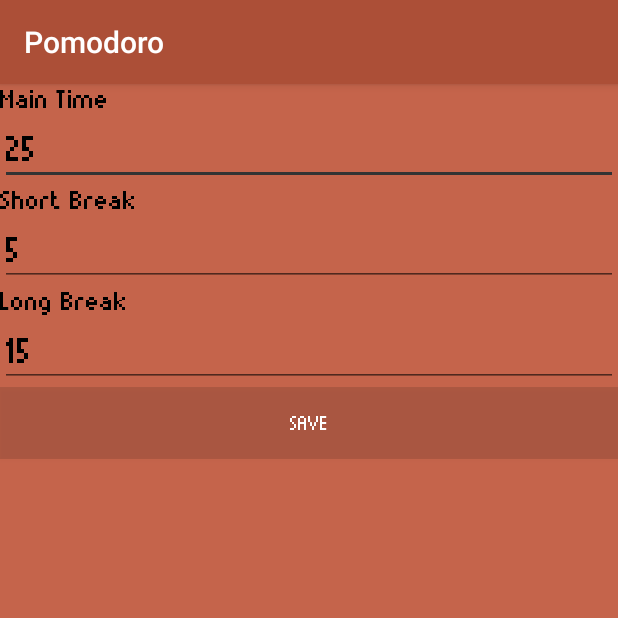
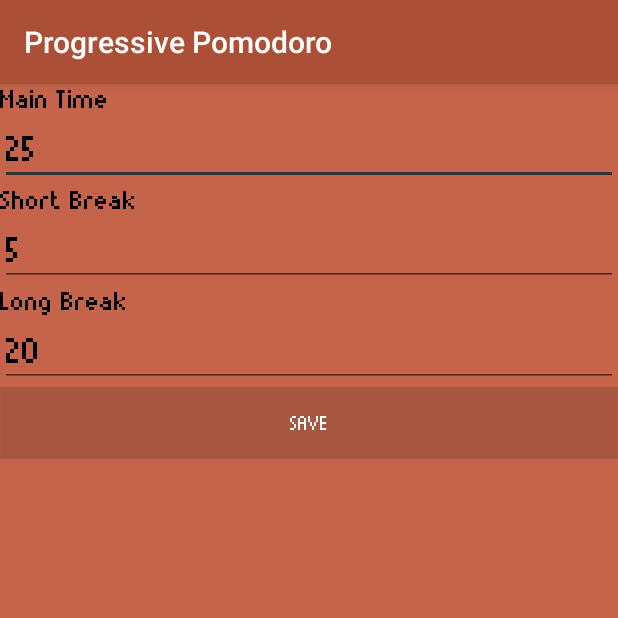
Before and after one commit to redbluex/PomodoroMaster, an Android app: the screen it shows after launch (Settings), after a tap on an icon or button, on a phone screen of 412 x 824 dp, the top half of it. Run offline under Robolectric (Android 15) with nearby library versions, the phone set to English and light mode, and no system bars; 2 other taps on this screen came first.

Commit message:
change package name

```diff
--- a/app/src/main/AndroidManifest.xml
+++ b/app/src/main/AndroidManifest.xml
@@ -1,6 +1,6 @@
 <?xml version="1.0" encoding="utf-8"?>
 <manifest xmlns:android="http://schemas.android.com/apk/res/android"
-    package="com.example.rob.pomodoro">
+    package="pl.redblue.rob.pomodoro">
 
     <application
         android:allowBackup="true"
@@ -9,14 +9,14 @@
         android:roundIcon="@mipmap/ic_launcher_round"
         android:supportsRtl="true"
         android:theme="@style/AppTheme">
-        <activity android:name=".MainActivity">
+        <activity android:name="pl.redblue.rob.pomodoro.MainActivity">
             <intent-filter>
                 <action android:name="android.intent.action.MAIN" />
 
                 <category android:name="android.intent.category.LAUNCHER" />
             </intent-filter>
         </activity>
-        <activity android:name=".Settings"></activity>
+        <activity android:name="pl.redblue.rob.pomodoro.Settings"></activity>
     </application>
 
 </manifest>
--- a/app/src/main/java/com/example/rob/pomodoro/Level.java
+++ b/app/src/main/java/pl/redblue/rob/pomodoro/Level.java
@@ -1,8 +1,7 @@
-package com.example.rob.pomodoro;
+package pl.redblue.rob.pomodoro;
 
 import android.support.v7.app.AppCompatActivity;
 import android.widget.ImageView;
-import android.widget.ProgressBar;
 
 /**
  * Created by ROB on 12/21/2017.
@@ -40,13 +39,13 @@ public class Level extends AppCompatActivity {
 
     public void changeImage(ImageView img){
         switch (level){
-            case 1: img.setImageResource(R.drawable.littlepomidorbig);
+            case 1: img.setImageResource(pl.redblue.rob.pomodoro.R.drawable.littlepomidorbig);
                 break;
-            case 2: img.setImageResource(R.drawable.midpomidorbig);
+            case 2: img.setImageResource(pl.redblue.rob.pomodoro.R.drawable.midpomidorbig);
                 break;
-            case 3: img.setImageResource(R.drawable.midpluspomidorbig);
+            case 3: img.setImageResource(pl.redblue.rob.pomodoro.R.drawable.midpluspomidorbig);
                 break;
-            case 4: img.setImageResource(R.drawable.littlepomidorbig);
+            case 4: img.setImageResource(pl.redblue.rob.pomodoro.R.drawable.littlepomidorbig);
 
         }
     }
--- a/app/src/main/java/com/example/rob/pomodoro/MainActivity.java
+++ b/app/src/main/java/pl/redblue/rob/pomodoro/MainActivity.java
@@ -1,15 +1,13 @@
-package com.example.rob.pomodoro;
+package pl.redblue.rob.pomodoro;
 
 import android.content.Context;
 import android.content.Intent;
 import android.content.SharedPreferences;
-import android.graphics.Color;
 import android.graphics.Typeface;
 import android.os.CountDownTimer;
 import android.support.v7.app.AppCompatActivity;
 import android.os.Bundle;
 import android.view.View;
-import android.widget.Button;
 import android.widget.ImageButton;
 import android.widget.ImageView;
 import android.widget.ProgressBar;
@@ -39,26 +37,26 @@ public class MainActivity extends AppCompatActivity {
     @Override
     protected void onCreate(Bundle savedInstanceState) {
         super.onCreate(savedInstanceState);
-        setContentView(R.layout.activity_main);
+        setContentView(pl.redblue.rob.pomodoro.R.layout.activity_main);
         sharedPreferences = getSharedPreferences("com.example.rob.pomodoro", Context.MODE_PRIVATE);
         editor = sharedPreferences.edit();
         level.setLevel(sharedPreferences.getInt("LevelPoint", 1));
         level.setExp(sharedPreferences.getInt("ExpPoint", 0));
         level.setExpLimit(sharedPreferences.getInt("MaxExpPoint", 1000));
         x = sharedPreferences.getInt("xPoint", 0);
-        final ImageView img = (ImageView)findViewById(R.id.imageView);
-        final RelativeLayout currentLayout = (RelativeLayout) findViewById(R.id.main_layout);
-        final ImageButton click = (ImageButton)findViewById(R.id.button);
-        final ImageButton click2 = (ImageButton)findViewById(R.id.button2);
+        final ImageView img = (ImageView)findViewById(pl.redblue.rob.pomodoro.R.id.imageView);
+        final RelativeLayout currentLayout = (RelativeLayout) findViewById(pl.redblue.rob.pomodoro.R.id.main_layout);
+        final ImageButton click = (ImageButton)findViewById(pl.redblue.rob.pomodoro.R.id.button);
+        final ImageButton click2 = (ImageButton)findViewById(pl.redblue.rob.pomodoro.R.id.button2);
         click2.setEnabled(false);
-        final TextView label = (TextView)findViewById(R.id.timeText);
-        final TextView minuty = (TextView)findViewById(R.id.textMinutes);
-        final TextView levelText = (TextView)findViewById(R.id.levelView);
-        final TextView statusText = (TextView)findViewById(R.id.textStatus);
-        final ProgressBar progressBar = (ProgressBar)findViewById(R.id.determinateBar);
+        final TextView label = (TextView)findViewById(pl.redblue.rob.pomodoro.R.id.timeText);
+        final TextView minuty = (TextView)findViewById(pl.redblue.rob.pomodoro.R.id.textMinutes);
+        final TextView levelText = (TextView)findViewById(pl.redblue.rob.pomodoro.R.id.levelView);
+        final TextView statusText = (TextView)findViewById(pl.redblue.rob.pomodoro.R.id.textStatus);
+        final ProgressBar progressBar = (ProgressBar)findViewById(pl.redblue.rob.pomodoro.R.id.determinateBar);
         procentProgress(progressBar);
         levelText.setText(String.valueOf(level.getLevel()));
-        TextView colon = (TextView) findViewById(R.id.textView4);
+        TextView colon = (TextView) findViewById(pl.redblue.rob.pomodoro.R.id.textView4);
         setFont(label);
         setFont(minuty);
         setFont(colon);
@@ -80,7 +78,7 @@ public class MainActivity extends AppCompatActivity {
                         if(minutes==0 && seconds==0){
                             if(kolejka%2!=0 && kolejka%8!=0){
                                 minutes = mainfinal;
-                                currentLayout.setBackgroundColor(getResources().getColor(R.color.colorMain));
+                                currentLayout.setBackgroundColor(getResources().getColor(pl.redblue.rob.pomodoro.R.color.colorMain));
                                 statusText.setText("Focus");
                                 editor.putInt("LevelPoint", level.getLevel());
                                 editor.putInt("ExpPoint", level.getExp());
@@ -91,7 +89,7 @@ public class MainActivity extends AppCompatActivity {
                             }
                             if(kolejka%2==0 && kolejka%8!=0){
                                 minutes = shortfinal;
-                                currentLayout.setBackgroundColor(getResources().getColor(R.color.colorShort));
+                                currentLayout.setBackgroundColor(getResources().getColor(pl.redblue.rob.pomodoro.R.color.colorShort));
                                 statusText.setText("Short break");
                                 level.addExp();
                                 level.levelUp();
@@ -102,7 +100,7 @@ public class MainActivity extends AppCompatActivity {
                             }
                             if(kolejka%8==0){
                                 minutes = longfinal;
-                                currentLayout.setBackgroundColor(getResources().getColor(R.color.colorLong));
+                                currentLayout.setBackgroundColor(getResources().getColor(pl.redblue.rob.pomodoro.R.color.colorLong));
                                 statusText.setText("Long break");
                                 level.addExp();
                                 level.levelUp();
--- a/app/src/main/java/com/example/rob/pomodoro/Settings.java
+++ b/app/src/main/java/pl/redblue/rob/pomodoro/Settings.java
@@ -1,18 +1,16 @@
-package com.example.rob.pomodoro;
+package pl.redblue.rob.pomodoro;
 
 import android.content.Intent;
 import android.graphics.Typeface;
 import android.support.v7.app.AppCompatActivity;
 import android.os.Bundle;
-import android.text.TextUtils;
 import android.view.View;
 import android.widget.Button;
 import android.widget.EditText;
 import android.widget.TextView;
 import android.widget.Toast;
 
-import static com.example.rob.pomodoro.MainActivity.ustawienia;
-import static java.sql.Types.NULL;
+import static pl.redblue.rob.pomodoro.MainActivity.ustawienia;
 
 public class Settings extends AppCompatActivity {
 
@@ -21,20 +19,20 @@ public class Settings extends AppCompatActivity {
     @Override
     protected void onCreate(Bundle savedInstanceState) {
         super.onCreate(savedInstanceState);
-        setContentView(R.layout.activity_settings);
-        EditText a = (EditText)findViewById(R.id.editTextMT);
+        setContentView(pl.redblue.rob.pomodoro.R.layout.activity_settings);
+        EditText a = (EditText)findViewById(pl.redblue.rob.pomodoro.R.id.editTextMT);
         setFont(a);
-        EditText b = (EditText)findViewById(R.id.editTextSB);
+        EditText b = (EditText)findViewById(pl.redblue.rob.pomodoro.R.id.editTextSB);
         setFont(b);
-        EditText c = (EditText)findViewById(R.id.editTextLB);
+        EditText c = (EditText)findViewById(pl.redblue.rob.pomodoro.R.id.editTextLB);
         setFont(c);
-        TextView x = (TextView)findViewById(R.id.textMT);
+        TextView x = (TextView)findViewById(pl.redblue.rob.pomodoro.R.id.textMT);
         setFont(x);
-        TextView y = (TextView)findViewById(R.id.textSB);
+        TextView y = (TextView)findViewById(pl.redblue.rob.pomodoro.R.id.textSB);
         setFont(y);
-        TextView z = (TextView)findViewById(R.id.textLB);
+        TextView z = (TextView)findViewById(pl.redblue.rob.pomodoro.R.id.textLB);
         setFont(z);
-        Button k = (Button)findViewById(R.id.buttonSave);
+        Button k = (Button)findViewById(pl.redblue.rob.pomodoro.R.id.buttonSave);
         setFont(k);
 
 
@@ -43,9 +41,9 @@ public class Settings extends AppCompatActivity {
 
     public void SaveSettings(View v){
         int x,y,z;
-        EditText tekstMT = (EditText)findViewById(R.id.editTextMT);
-        EditText tekstSB = (EditText)findViewById(R.id.editTextSB);
-        EditText tekstLB = (EditText)findViewById(R.id.editTextLB);
+        EditText tekstMT = (EditText)findViewById(pl.redblue.rob.pomodoro.R.id.editTextMT);
+        EditText tekstSB = (EditText)findViewById(pl.redblue.rob.pomodoro.R.id.editTextSB);
+        EditText tekstLB = (EditText)findViewById(pl.redblue.rob.pomodoro.R.id.editTextLB);
 
         try{
             x = Integer.parseInt(tekstMT.getText().toString());
--- a/app/src/main/java/com/example/rob/pomodoro/SettingsKlasa.java
+++ b/app/src/main/java/pl/redblue/rob/pomodoro/SettingsKlasa.java
@@ -1,4 +1,4 @@
-package com.example.rob.pomodoro;
+package pl.redblue.rob.pomodoro;
 
 /**
  * Created by ROB on 12/14/2017.
@@ -13,7 +13,7 @@ public class SettingsKlasa {
     SettingsKlasa(){
         mainTime = 25;
         shortBreak = 5;
-        longBreak = 15;
+        longBreak = 20;
     }
 
     public int getShortBreak() {
--- a/app/src/main/res/layout/activity_main.xml
+++ b/app/src/main/res/layout/activity_main.xml
@@ -5,7 +5,7 @@
     android:layout_width="match_parent"
     android:layout_height="match_parent"
     android:id="@+id/main_layout"
-    tools:context="com.example.rob.pomodoro.MainActivity"
+    tools:context="com.example.rob.pomodoro.pl.example.rob.pomodoro.MainActivity"
     tools:layout_editor_absoluteY="81dp"
     tools:layout_editor_absoluteX="0dp"
     android:background="@color/colorMain"
--- a/app/src/main/res/layout/activity_settings.xml
+++ b/app/src/main/res/layout/activity_settings.xml
@@ -4,7 +4,7 @@
     xmlns:tools="http://schemas.android.com/tools"
     android:layout_width="match_parent"
     android:layout_height="match_parent"
-    tools:context="com.example.rob.pomodoro.Settings"
+    tools:context="com.example.rob.pomodoro.pl.example.rob.pomodoro.Settings"
     android:orientation="vertical"
     android:background="@color/colorMain"
     >
@@ -59,7 +59,7 @@
         android:layout_height="wrap_content"
         android:ems="10"
         android:inputType="number"
-        android:text="15"
+        android:text="20"
         android:textSize="24sp"
         android:textColor="@color/blackColor"/>
 
--- a/app/src/main/res/values/strings.xml
+++ b/app/src/main/res/values/strings.xml
@@ -1,3 +1,3 @@
 <resources>
-    <string name="app_name">Pomodoro</string>
+    <string name="app_name">Progressive Pomodoro </string>
 </resources>
```
Also changed, not shown: app/build.gradle (+5 -2 lines), 4 other files.
